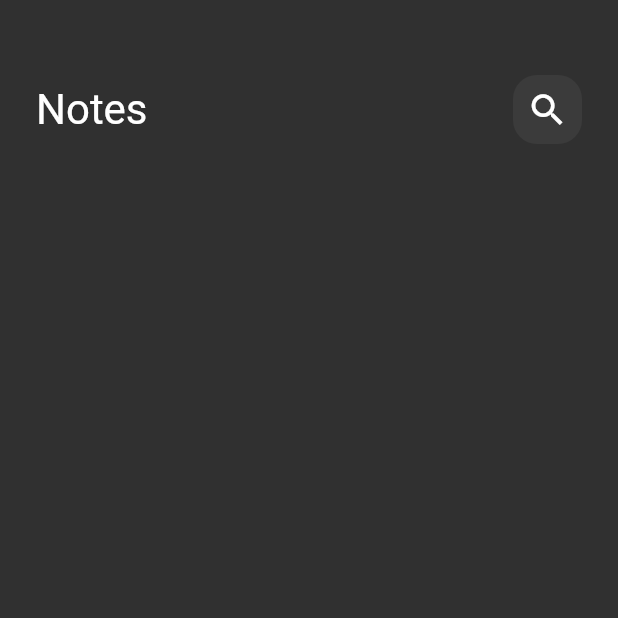
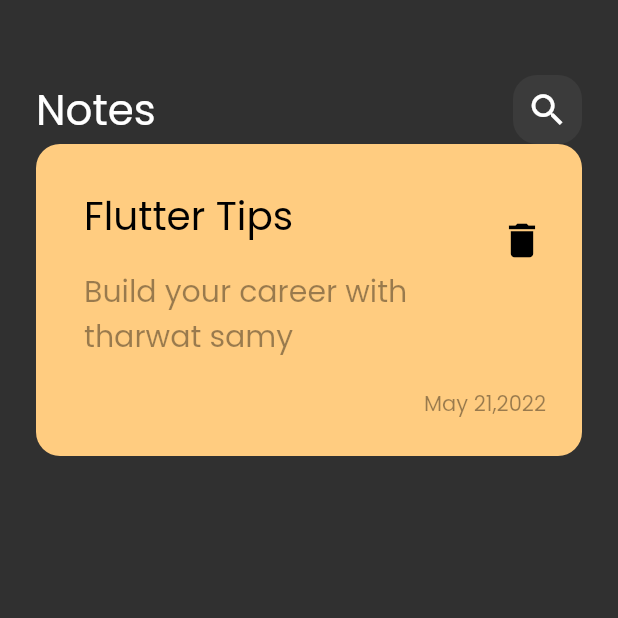
Before and after one commit to hs777it/notes_app, a Flutter app: the screen it shows after launch, on a phone screen of 412 x 824 dp, the top half of it. Run offline on Flutter 3.47's test engine with Material 2 defaults, Android fonts, the phone set to English and light mode, and no system bars.

Commit message:
create custom note item

```diff
--- a/lib/main.dart
+++ b/lib/main.dart
@@ -11,7 +11,10 @@ class NotesApp extends StatelessWidget {
   @override
   Widget build(BuildContext context) {
     return MaterialApp(
-      theme: ThemeData(brightness: Brightness.dark),
+      theme: ThemeData(brightness: Brightness.dark ,
+
+      fontFamily: 'Poppins'
+      ),
       home: const NotesView(),
     );
   }
--- /dev/null
+++ b/lib/views/widgets/note_item.dart
@@ -0,0 +1,57 @@
+
+import 'package:flutter/material.dart';
+class NoteItem extends StatelessWidget {
+  const NoteItem({Key? key}) : super(key: key);
+
+  @override
+  Widget build(BuildContext context) {
+    return Container(
+      decoration: BoxDecoration(
+        color: const Color(0xffFFCC80),
+        borderRadius: BorderRadius.circular(16),
+      ),
+      padding: const EdgeInsets.only(left: 16, top: 24, bottom: 24),
+      child: Column(
+        crossAxisAlignment: CrossAxisAlignment.end,
+        children: [
+          ListTile(
+            title: const Text(
+              'Flutter Tips',
+              style: TextStyle(
+                fontSize: 26,
+                color: Colors.black,
+              ),
+            ),
+            subtitle: Padding(
+              padding: const EdgeInsets.symmetric(vertical: 16),
+              child: Text(
+                'Build your career with tharwat samy',
+                style: TextStyle(
+                  fontSize: 20,
+                  color: Colors.black.withOpacity(.4),
+                ),
+              ),
+            ),
+            trailing: IconButton(
+              onPressed: () {},
+              icon: const Icon(
+                Icons.delete,
+                color: Colors.black,
+                size: 30,
+              ),
+            ),
+          ),
+          Padding(
+            padding: const EdgeInsets.symmetric(horizontal: 24),
+            child: Text(
+              'May 21,2022',
+              style: TextStyle(
+                color: Colors.black.withOpacity(.4),
+              ),
+            ),
+          )
+        ],
+      ),
+    );
+  }
+}
--- a/lib/views/widgets/notes_view_body.dart
+++ b/lib/views/widgets/notes_view_body.dart
@@ -1,6 +1,7 @@
 import 'package:flutter/material.dart';
 
 import 'custom_app_bar.dart';
+import 'note_item.dart';
 
 class NotesViewBody extends StatelessWidget {
   const NotesViewBody({Key? key}) : super(key: key);
@@ -15,6 +16,7 @@ class NotesViewBody extends StatelessWidget {
             height: 50,
           ),
           CustomAppBar(),
+          NoteItem()
         ],
       ),
     );
```
Also changed, not shown: pubspec.yaml (+6 -14 lines).
